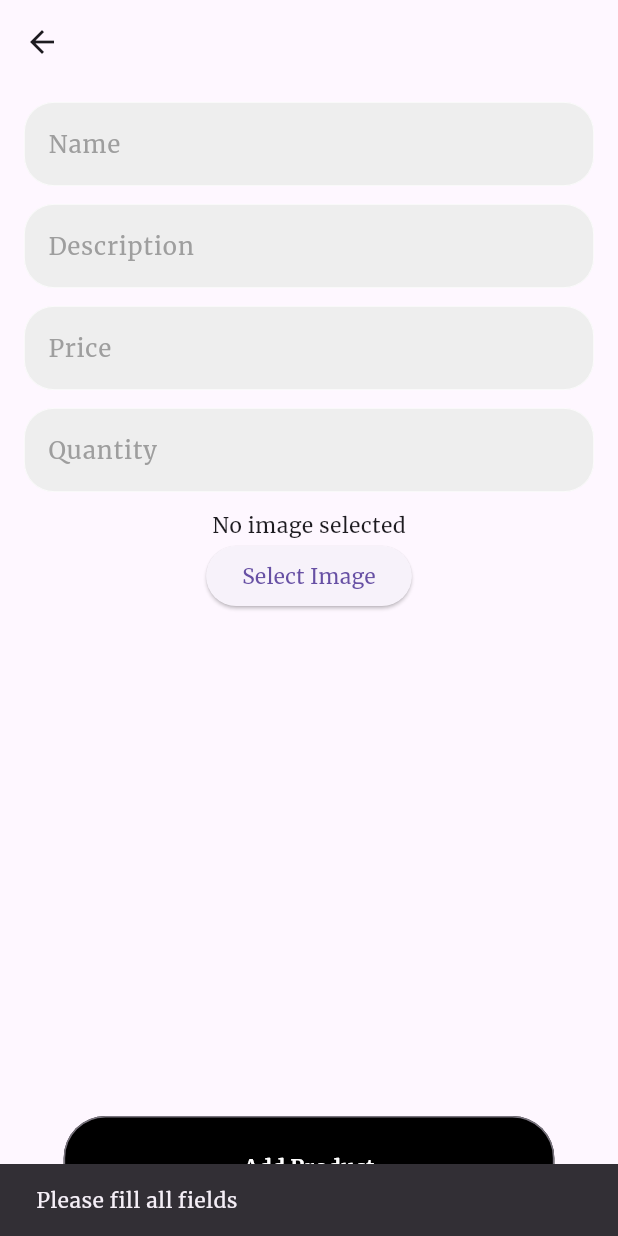
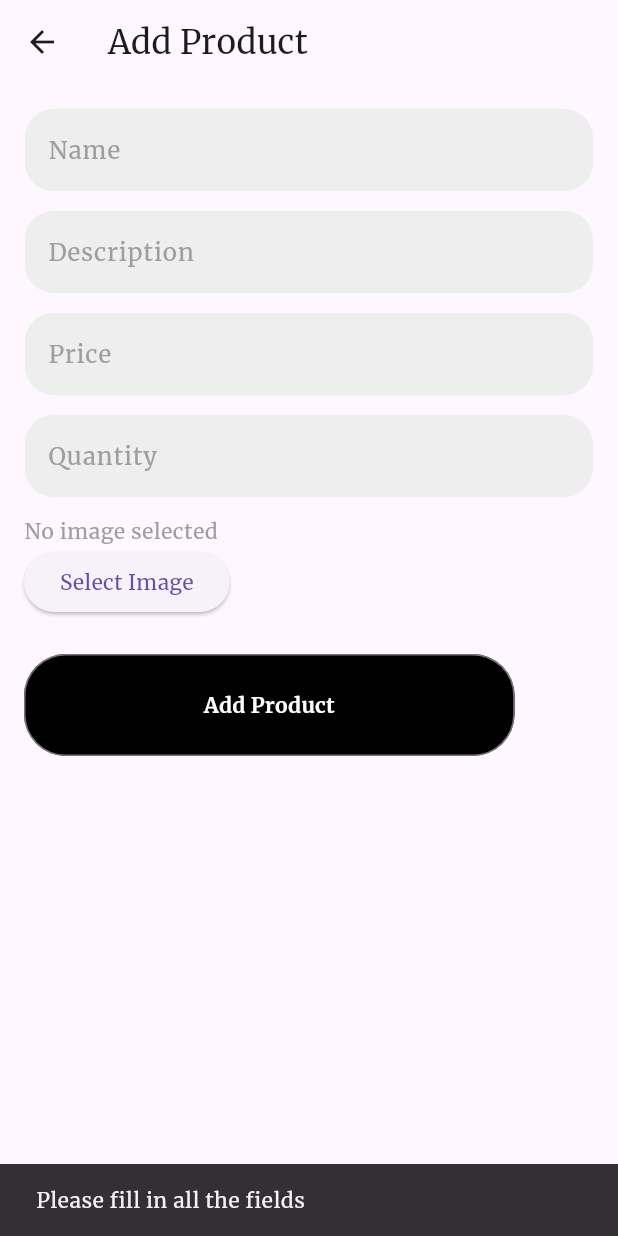
Before and after one commit to Khondamir4/E-commerce-app, a Flutter app: the AddProductScreen screen opened directly, after a tap on "Add Product", on a phone screen of 412 x 824 dp. Run offline on Flutter 3.47's test engine with Material 3 defaults, Android fonts, the light colour scheme and no system bars; our stand-ins replace image_picker.

Commit message:
admin panel is compleated

```diff
--- a/shoppy/lib/models/product_model.dart
+++ b/shoppy/lib/models/product_model.dart
@@ -22,7 +22,7 @@ class Product {
       description: json['description'],
       price: json['price'],
       quantity: json['quantity'],
-      imagePath: json['image'],
+      imagePath: json['image_path'],
     );
   }
 }
--- a/shoppy/lib/screens/admin/add_product_screen.dart
+++ b/shoppy/lib/screens/admin/add_product_screen.dart
@@ -1,3 +1,5 @@
+// ignore_for_file: use_build_context_synchronously
+
 import 'dart:io';
 import 'package:flutter/material.dart';
 import 'package:provider/provider.dart';
@@ -16,18 +18,21 @@ class AddProductScreen extends StatefulWidget {
 }
 
 class _AddProductScreenState extends State<AddProductScreen> {
+  // Text controllers for form fields
   final _nameController = TextEditingController();
   final _descriptionController = TextEditingController();
   final _priceController = TextEditingController();
   final _quantityController = TextEditingController();
+
+  // Image file for the product
   File? _selectedImage;
   bool isLoading = false;
 
   final ImagePicker _picker = ImagePicker();
 
+  /// Method to pick an image from the gallery
   Future<void> _selectImage() async {
     final pickedFile = await _picker.pickImage(source: ImageSource.gallery);
-
     if (pickedFile != null) {
       setState(() {
         _selectedImage = File(pickedFile.path);
@@ -35,47 +40,58 @@ class _AddProductScreenState extends State<AddProductScreen> {
     }
   }
 
-  // Send Product Details & Image as Multipart Request
-  Future<void> addProduct() async {
+  /// Validates form inputs and displays relevant errors
+  bool _validateInputs() {
     final name = _nameController.text.trim();
     final description = _descriptionController.text.trim();
     final price = _priceController.text.trim();
     final quantity = _quantityController.text.trim();
 
+    if (name.isEmpty ||
+        description.isEmpty ||
+        price.isEmpty ||
+        quantity.isEmpty) {
+      _showSnackBar("Please fill in all the fields");
+      return false;
+    }
+    if (_selectedImage == null) {
+      _showSnackBar("Please select an image");
+      return false;
+    }
+    return true;
+  }
+
+  /// Adds a product by sending a multipart HTTP request
+  Future<void> _addProduct() async {
+    if (!_validateInputs()) return;
+
     final userDataProvider = Provider.of<UserData>(context, listen: false);
     final token = userDataProvider.accessToken;
-
-    if ([name, description, price, quantity].any((field) => field.isEmpty)) {
-      _showSnackBar("Please fill all fields");
-      return;
-    }
-
-    if (_selectedImage == null) {
-      _showSnackBar("Please select an image");
-      return;
-    }
 
     setState(() {
       isLoading = true;
     });
 
     try {
-      // Prepare a multipart request for sending the data
-      var request = http.MultipartRequest(
+      final request = http.MultipartRequest(
         'POST',
         Uri.parse('http://10.0.2.2:8000/products'),
       );
+
+      // Attach headers
       request.headers.addAll({
         "Authorization": "Bearer $token",
       });
 
-      // Add other form data fields
-      request.fields['name'] = name;
-      request.fields['description'] = description;
-      request.fields['price'] = double.tryParse(price)?.toString() ?? '0.0';
-      request.fields['quantity'] = int.tryParse(quantity)?.toString() ?? '0';
+      // Add fields
+      request.fields['name'] = _nameController.text.trim();
+      request.fields['description'] = _descriptionController.text.trim();
+      request.fields['price'] =
+          double.tryParse(_priceController.text.trim())?.toString() ?? '0.0';
+      request.fields['quantity'] =
+          int.tryParse(_quantityController.text.trim())?.toString() ?? '0';
 
-      // Add image as multipart
+      // Attach image
       request.files.add(
         await http.MultipartFile.fromPath(
           'image',
@@ -83,11 +99,11 @@ class _AddProductScreenState extends State<AddProductScreen> {
         ),
       );
 
-      var response = await request.send();
-
+      // Send the request and handle response
+      final response = await request.send();
       if (response.statusCode == 201) {
         _showSnackBar("Product added successfully!");
-        Navigator.pop(context); // Go back after successful upload
+        Navigator.pop(context); // Navigate back to the previous screen
       } else {
         final responseBody = await response.stream.bytesToString();
         final errorData = json.decode(responseBody);
@@ -102,53 +118,67 @@ class _AddProductScreenState extends State<AddProductScreen> {
     }
   }
 
+  /// Displays a snack bar with a given message
   void _showSnackBar(String message) {
-    ScaffoldMessenger.of(context).showSnackBar(
-      SnackBar(content: Text(message)),
-    );
+    ScaffoldMessenger.of(context)
+        .showSnackBar(SnackBar(content: Text(message)));
   }
 
   @override
   Widget build(BuildContext context) {
     return Scaffold(
-      appBar: AppBar(),
+      appBar: AppBar(
+        title: const Text("Add Product"),
+      ),
       body: SafeArea(
         child: Padding(
-          padding: const EdgeInsets.symmetric(horizontal: 16, vertical: 12),
+          padding: const EdgeInsets.all(16.0),
+          child: SingleChildScrollView(
             child: Column(
+              crossAxisAlignment: CrossAxisAlignment.start,
               children: [
                 LocationTextfield(
                   controller: _nameController,
                   hintText: "Name",
                 ),
-              SizedBox(height: 12),
+                const SizedBox(height: 12),
                 LocationTextfield(
                   controller: _descriptionController,
                   hintText: "Description",
                 ),
-              SizedBox(height: 12),
+                const SizedBox(height: 12),
                 LocationTextfield(
                   controller: _priceController,
                   hintText: "Price",
+                  keyboardType: TextInputType.number,
                 ),
-              SizedBox(height: 12),
+                const SizedBox(height: 12),
                 LocationTextfield(
                   controller: _quantityController,
                   hintText: "Quantity",
+                  keyboardType: TextInputType.number,
                 ),
-              SizedBox(height: 12),
+                const SizedBox(height: 12),
                 _selectedImage == null
-                  ? Text("No image selected")
-                  : Image.file(_selectedImage!, height: 150),
+                    ? const Text("No image selected",
+                        style: TextStyle(color: Colors.grey))
+                    : Image.file(
+                        _selectedImage!,
+                        height: 150,
+                      ),
                 ElevatedButton(
                   onPressed: _selectImage,
-                child: Text("Select Image"),
+                  child: const Text("Select Image"),
                 ),
-              Expanded(child: SizedBox(height: 12)),
+                const SizedBox(height: 24),
                 isLoading
-                  ? const CircularProgressIndicator()
-                  : CheckoutButton(onPressed: addProduct, title: "Add Product"),
+                    ? const Center(child: CircularProgressIndicator())
+                    : CheckoutButton(
+                        onPressed: _addProduct,
+                        title: "Add Product",
+                      ),
               ],
+            ),
           ),
         ),
       ),
--- a/shoppy/lib/screens/cart_screen.dart
+++ b/shoppy/lib/screens/cart_screen.dart
@@ -80,12 +80,14 @@ class CartScreen extends StatelessWidget {
         children: [
           ClipRRect(
             borderRadius: BorderRadius.circular(12),
-            child: Image.asset(
-              "assets/images/reg.jpg",
-              height: 150,
-              width: 100,
-              fit: BoxFit.cover,
-            ),
+            child: product.imagePath == null
+                ? Icon(Icons.image)
+                : Image.network(
+                    product.imagePath!,
+                    height: 150,
+                    width: 100,
+                    fit: BoxFit.cover,
+                  ),
           ),
           const SizedBox(width: 16),
           Expanded(
--- a/shoppy/lib/screens/detail_screen.dart
+++ b/shoppy/lib/screens/detail_screen.dart
@@ -37,12 +37,14 @@ class DetailScreen extends StatelessWidget {
                     const EdgeInsets.symmetric(horizontal: 16, vertical: 12),
                 child: ClipRRect(
                   borderRadius: BorderRadius.circular(24),
-                  child: Image.asset(
-                    "assets/images/reg.jpg",
-                    height: 500,
-                    width: double.infinity,
-                    fit: BoxFit.cover,
-                  ),
+                  child: product.imagePath == null
+                      ? Icon(Icons.image)
+                      : Image.network(
+                          product.imagePath!,
+                          height: 500,
+                          width: double.infinity,
+                          fit: BoxFit.cover,
+                        ),
                 ),
               ),
             ),
--- a/shoppy/lib/screens/list_screen.dart
+++ b/shoppy/lib/screens/list_screen.dart
@@ -92,12 +92,14 @@ class ListScreen extends StatelessWidget {
                               children: [
                                 ClipRRect(
                                   borderRadius: BorderRadius.circular(12),
-                                  child: Image.asset(
-                                    "assets/images/login.webp",
-                                    height: 200,
-                                    width: double.infinity,
-                                    fit: BoxFit.cover,
-                                  ),
+                                  child: product.imagePath == null
+                                      ? Icon(Icons.image)
+                                      : Image.network(
+                                          product.imagePath!,
+                                          height: 200,
+                                          width: double.infinity,
+                                          fit: BoxFit.cover,
+                                        ),
                                 ),
                                 SizedBox(height: 8),
                                 Text(
```
Also changed, not shown: shoppy/lib/screens/admin/update_product_screen.dart (+120 -63 lines), 6 other files. Lines whose indentation alone changed are shown as unchanged.
